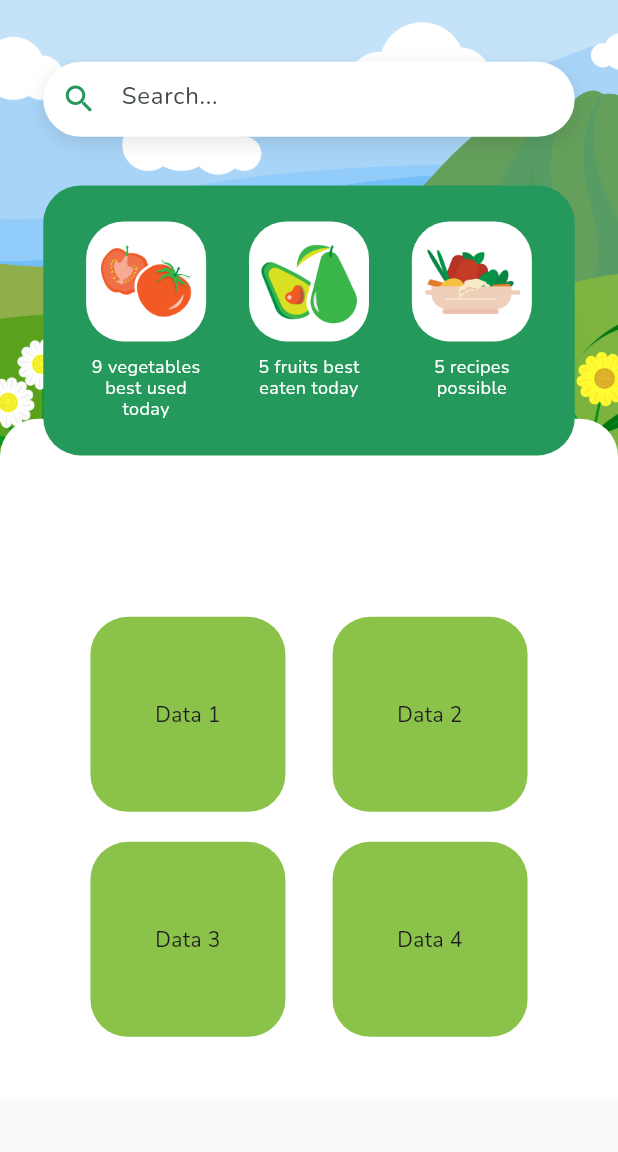
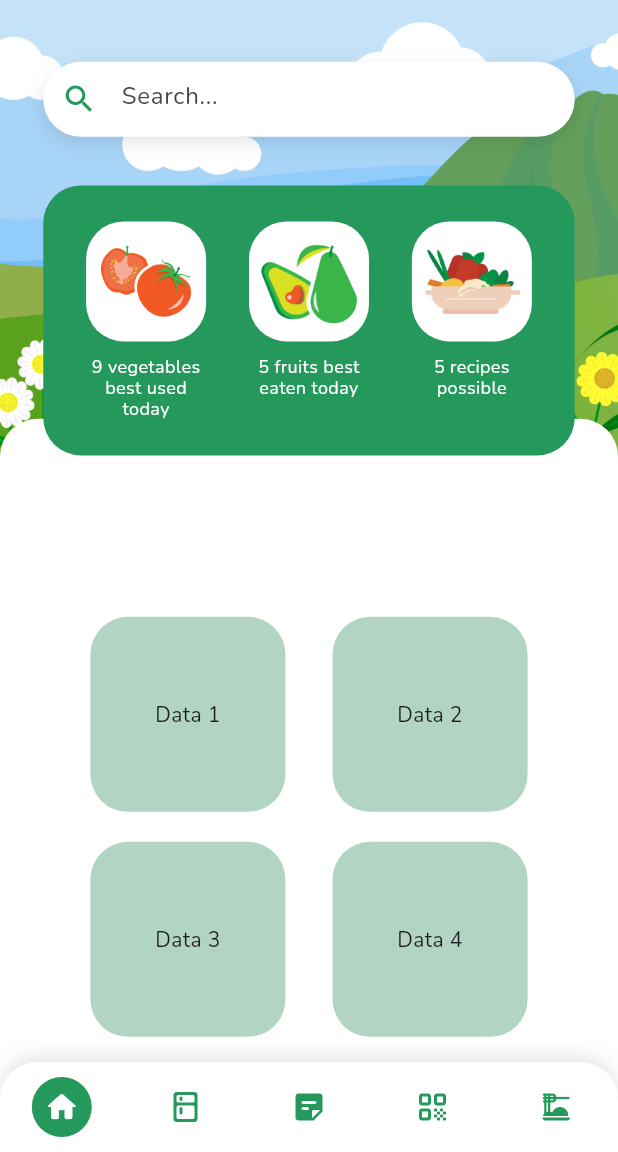
Before and after one commit to Dalton-G/rongo, a Flutter app: the HomePage screen opened by its route, on a phone screen of 412 x 824 dp, the part 84-1236 px from its top. Run offline on Flutter 3.47's test engine with Material 3 defaults, Android fonts, the phone set to English and light mode, and no system bars; our stand-ins replace cloud_firestore, firebase_core, flutter_dotenv, google_fonts, google_generative_ai, image_picker; missing offline and left inert: keyboard_detection; accounts and stored records are empty; generated files the repository leaves out were written again; project files that could hold a hidden picture were left out.

Commit message:
added bottom nav bar

```diff
--- a/lib/screen/home/homepage.dart
+++ b/lib/screen/home/homepage.dart
@@ -31,6 +31,8 @@ class _HomePageState extends State<HomePage> {
 
   @override
   Widget build(BuildContext context) {
+    double screenWidth = MediaQuery.of(context).size.width;
+    double screenHeight = MediaQuery.of(context).size.height;
     //page content
     return Scaffold(
       resizeToAvoidBottomInset: false,
@@ -64,7 +66,72 @@ class _HomePageState extends State<HomePage> {
           ),
         ],
       ),
-      body: _pages[_selectedIndex],
+      body: Stack(
+        children: [
+          //content
+          Positioned.fill(
+            child: _pages[_selectedIndex],
+          ),
+
+          //bottom nav bar
+          Positioned(
+            left: 0,
+            right: 0,
+            bottom: 0,
+            child: Container(
+                height: 60,
+                width: double.infinity,
+                decoration: BoxDecoration(
+                  color: Colors.white,
+                  borderRadius: BorderRadius.only(
+                    topRight: Radius.circular(25),
+                    topLeft: Radius.circular(25),
+                  ),
+                  boxShadow: [
+                    BoxShadow(
+                      color: Colors.black.withOpacity(0.1),
+                      blurRadius: 10,
+                      offset: Offset(0, -4),
+                    ),
+                  ],
+                ),
+                child: Row(
+                  mainAxisAlignment: MainAxisAlignment.spaceAround,
+                  children: [
+                    _buildNavItem(Icons.home_rounded, 0),
+                    _buildNavItem(Icons.kitchen_rounded, 1),
+                    _buildNavItem(Icons.sticky_note_2_rounded, 2),
+                    _buildNavItem(Icons.qr_code_rounded, 3),
+                    _buildNavItem(Icons.dinner_dining_rounded, 4),
+                  ],
+                )),
+          ),
+        ],
+      ),
+    );
+  }
+
+  Widget _buildNavItem(IconData icon, int index) {
+    bool isSelected = _selectedIndex == index;
+    return GestureDetector(
+      onTap: () {
+        setState(() {
+          _selectedIndex = index;
+        });
+      },
+      child: AnimatedContainer(
+        duration: Duration(milliseconds: 300),
+        width: 40,
+        height: 40,
+        decoration: BoxDecoration(
+          color: isSelected ? AppTheme.mainGreen : Colors.transparent,
+          borderRadius: BorderRadius.circular(25),
+        ),
+        child: Icon(
+          icon,
+          color: isSelected ? Colors.white : AppTheme.mainGreen,
+        ),
+      ),
     );
   }
 }
--- a/lib/screen/home/homepagecontent.dart
+++ b/lib/screen/home/homepagecontent.dart
@@ -184,7 +184,7 @@ class _HomePageContentState extends State<HomePageContent> {
                   mainAxisAlignment: MainAxisAlignment.spaceEvenly,
                   children: [
                     SquareContainer(
-                      backgroundColor: Colors.lightGreen,
+                      backgroundColor: AppTheme.lighterGreen,
                       height: 130,
                       width: 130,
                       child: Center(
@@ -196,7 +196,7 @@ class _HomePageContentState extends State<HomePageContent> {
                       roundedCorner: 25,
                     ),
                     SquareContainer(
-                      backgroundColor: Colors.lightGreen,
+                      backgroundColor: AppTheme.lighterGreen,
                       height: 130,
                       width: 130,
                       child: Center(
@@ -214,7 +214,7 @@ class _HomePageContentState extends State<HomePageContent> {
                   mainAxisAlignment: MainAxisAlignment.spaceEvenly,
                   children: [
                     SquareContainer(
-                      backgroundColor: Colors.lightGreen,
+                      backgroundColor: AppTheme.lighterGreen,
                       height: 130,
                       width: 130,
                       child: Center(
@@ -226,7 +226,7 @@ class _HomePageContentState extends State<HomePageContent> {
                       roundedCorner: 25,
                     ),
                     SquareContainer(
-                      backgroundColor: Colors.lightGreen,
+                      backgroundColor: AppTheme.lighterGreen,
                       height: 130,
                       width: 130,
                       child: Center(
--- a/lib/screen/onboarding/onboarding.dart
+++ b/lib/screen/onboarding/onboarding.dart
@@ -29,7 +29,7 @@ class _OnboardingPageState extends State<OnboardingPage> {
 
   //functions
   void _navToHomePage() {
-    Navigator.pushNamed(context, Routes.scanner);
+    Navigator.pushNamed(context, Routes.homepage);
   }
 
   @override
--- a/lib/screen/scan_and_add/scanner.dart
+++ b/lib/screen/scan_and_add/scanner.dart
@@ -40,7 +40,8 @@ class _ScannerState extends State<Scanner> {
     setState(() {
       _isLoading = true;
     });
-    const prompt = 'You are helping your mom to buy groceries, you need to recognize the name of item including the brand accurately and the ingredients of the item.'
+    const prompt =
+        'You are helping your mom to buy groceries, you need to recognize the name of item including the brand accurately and the ingredients of the item.'
         'You have been given a photo of the item, read the name carefully and also try to spot the expiry date and ingredient table in the image if provided.'
         'Identify the name as what name it should used when displayed on the rack in the groceries store'
         'Determine the item name in the photo and decide which category are they belong to with the provided choices including Fruits, Vegetables, Meat, Fish, Condiments, Leftovers or Others.'
@@ -175,6 +176,7 @@ class _ScannerState extends State<Scanner> {
       }
     });
   }
+
   @override
   void initState() {
     // TODO: implement initState
@@ -201,10 +203,6 @@ class _ScannerState extends State<Scanner> {
       child: KeyboardDetection(
         controller: _keyboardDetectionController,
         child: Scaffold(
-
-          appBar: AppBar(
-            title: const Text("Food Scanner"),
-          ),
           body: SafeArea(
             child: Stack(
               children: [
@@ -234,7 +232,8 @@ class _ScannerState extends State<Scanner> {
                                     "Tap on scan button to see the magic!")
                                 : result["isFood"]
                                     ? SingleChildScrollView(
-                                        child: Column(children: generateOutput()),
+                                        child:
+                                            Column(children: generateOutput()),
                                       )
                                     : displayMessages(
                                         "Item scanned is not a food!\nTry again by tapping on the scan button!"),
@@ -245,7 +244,7 @@ class _ScannerState extends State<Scanner> {
                   child: Align(
                     alignment: Alignment.bottomCenter,
                     child: Padding(
-                      padding: const EdgeInsets.only(top: 10.0, bottom: 20),
+                      padding: const EdgeInsets.only(top: 10.0, bottom: 100),
                       child: result.isEmpty
                           ? CustomizedButton(
                               func: _onItemFound,
@@ -257,7 +256,8 @@ class _ScannerState extends State<Scanner> {
                                   title: "Scan",
                                 )
                               : Row(
-                                  mainAxisAlignment: MainAxisAlignment.spaceEvenly,
+                                  mainAxisAlignment:
+                                      MainAxisAlignment.spaceEvenly,
                                   children: [
                                     CustomizedButton(
                                       tooltip:
--- a/lib/utils/theme/theme.dart
+++ b/lib/utils/theme/theme.dart
@@ -113,6 +113,9 @@ class AppTheme {
   }
 
 //suzanne
+
+  static const lighterGreen = Color.fromARGB(255, 177, 213, 194);
+
   static TextStyle blackBodyText = GoogleFonts.nunito(
     textStyle: TextStyle(
       fontSize: 16,
```
Lines whose indentation alone changed are shown as unchanged.
